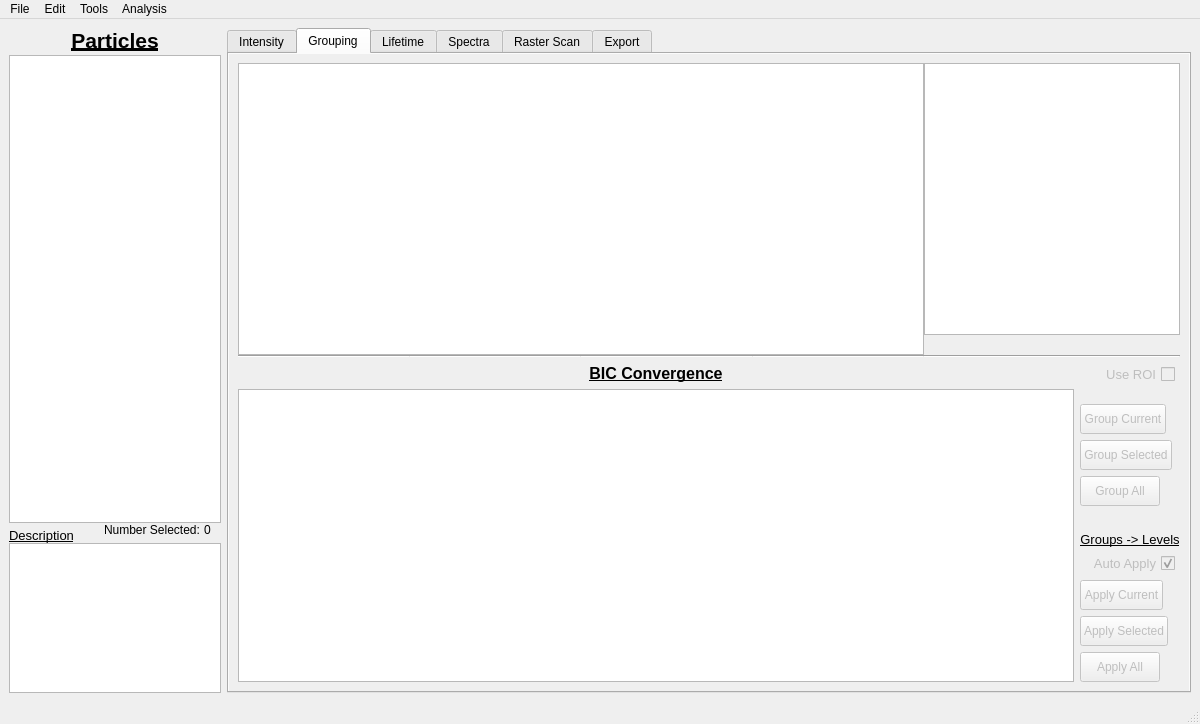
Old version of the form resources/ui/mainwindow.ui in the repository BioPhysicsUP/Full_SMS.
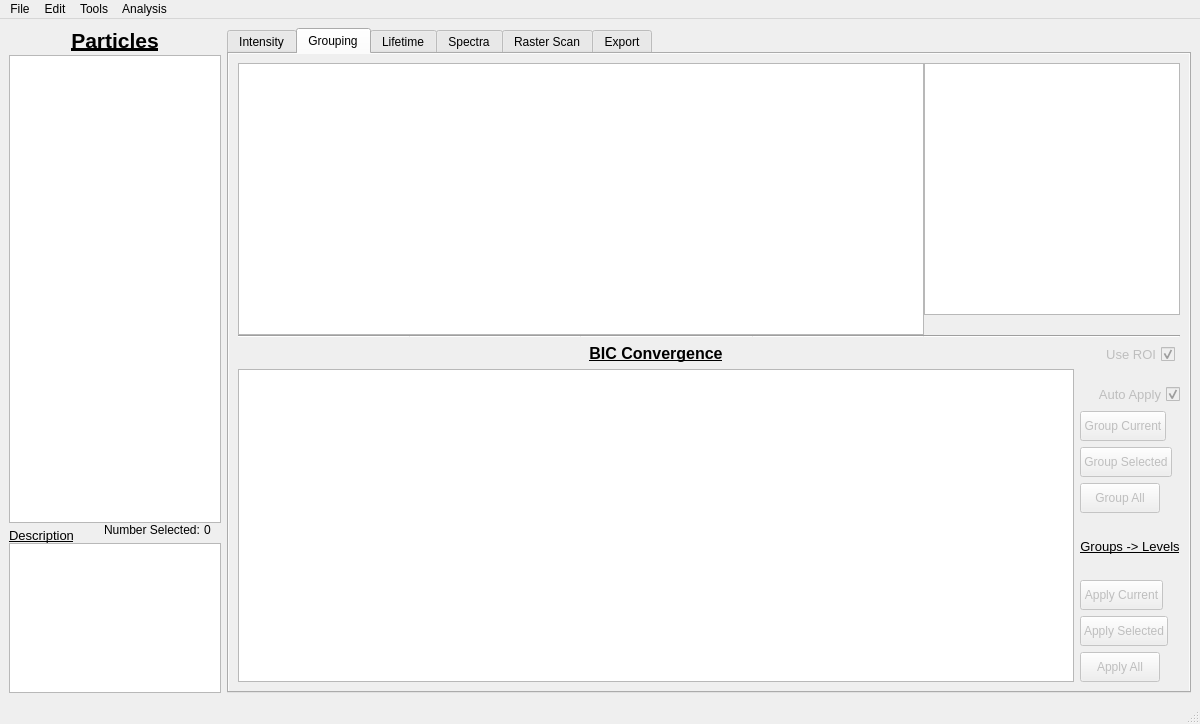
New version of the form. The open tabs and pages were chosen to show the change. Icons and pictures are not drawn. Custom widgets are drawn as their Qt base class.

```diff
--- a/resources/ui/mainwindow.ui
+++ b/resources/ui/mainwindow.ui
@@ -1234,7 +1234,7 @@
                  </size>
                 </property>
                 <property name="checked">
-                 <bool>false</bool>
+                 <bool>true</bool>
                 </property>
                 <property name="tristate">
                  <bool>false</bool>
@@ -1275,6 +1275,42 @@
               </property>
              </spacer>
             </item>
+            <item>
+             <widget class="QCheckBox" name="chbGroup_Auto_Apply">
+              <property name="enabled">
+               <bool>false</bool>
+              </property>
+              <property name="sizePolicy">
+               <sizepolicy hsizetype="Minimum" vsizetype="Minimum">
+                <horstretch>0</horstretch>
+                <verstretch>0</verstretch>
+               </sizepolicy>
+              </property>
+              <property name="font">
+               <font>
+                <pointsize>10</pointsize>
+               </font>
+              </property>
+              <property name="layoutDirection">
+               <enum>Qt::RightToLeft</enum>
+              </property>
+              <property name="text">
+               <string>Auto Apply</string>
+              </property>
+              <property name="iconSize">
+               <size>
+                <width>16</width>
+                <height>16</height>
+               </size>
+              </property>
+              <property name="checked">
+               <bool>true</bool>
+              </property>
+              <property name="tristate">
+               <bool>false</bool>
+              </property>
+             </widget>
+            </item>
             <item>
              <widget class="QPushButton" name="btnGroupCurrent">
               <property name="enabled">
@@ -1423,42 +1459,6 @@
             </item>
             <item>
              <layout class="QHBoxLayout" name="horizontalLayout_9">
-              <item>
-               <widget class="QCheckBox" name="chbGroup_Auto_Apply">
-                <property name="enabled">
-                 <bool>false</bool>
-                </property>
-                <property name="sizePolicy">
-                 <sizepolicy hsizetype="Minimum" vsizetype="Minimum">
-                  <horstretch>0</horstretch>
-                  <verstretch>0</verstretch>
-                 </sizepolicy>
-                </property>
-                <property name="font">
-                 <font>
-                  <pointsize>10</pointsize>
-                 </font>
-                </property>
-                <property name="layoutDirection">
-                 <enum>Qt::RightToLeft</enum>
-                </property>
-                <property name="text">
-                 <string>Auto Apply</string>
-                </property>
-                <property name="iconSize">
-                 <size>
-                  <width>16</width>
-                  <height>16</height>
-                 </size>
-                </property>
-                <property name="checked">
-                 <bool>true</bool>
-                </property>
-                <property name="tristate">
-                 <bool>false</bool>
-                </property>
-               </widget>
-              </item>
               <item>
                <spacer name="horizontalSpacer_15">
                 <property name="orientation">
```
Left out of the diff: 5 changed lines with no effect on the pictures.
